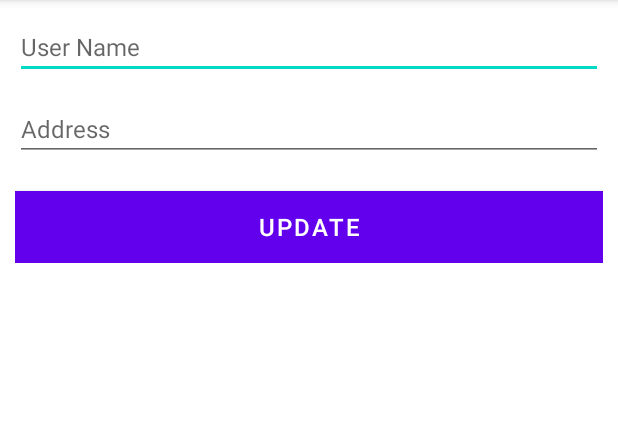
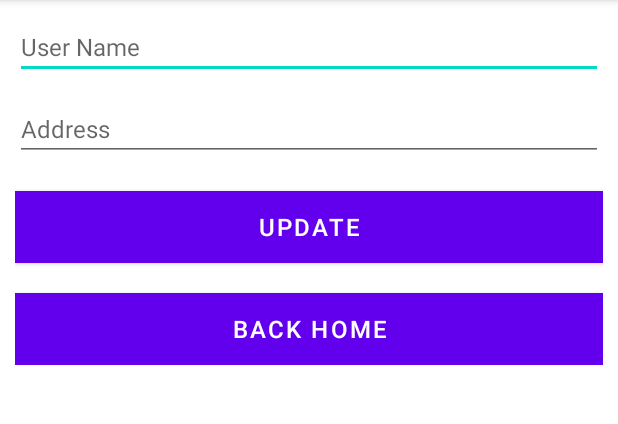
Before and after one commit to phunlh2001/PE-PRM391-Example-1, an Android app: the UpdateActivity screen opened directly, with no data from a screen before it, on a phone screen of 412 x 824 dp, the part 84-508 px from its top. Run offline under Robolectric (Android 15) with nearby library versions, the phone set to English and light mode, and no system bars; 1 statement that could not run was skipped.

Commit message:
feat: add button back to home

```diff
--- a/app/src/main/res/layout/activity_update.xml
+++ b/app/src/main/res/layout/activity_update.xml
@@ -33,4 +33,13 @@
         android:layout_marginTop="20dp"
         android:text="@string/button_update"/>
 
+    <Button
+        android:id="@+id/backToHome"
+        android:layout_width="match_parent"
+        android:layout_height="wrap_content"
+        android:textSize="16sp"
+        android:background="@color/teal_700"
+        android:layout_marginTop="20dp"
+        android:text="@string/back_to_home"/>
+
 </LinearLayout>
```
